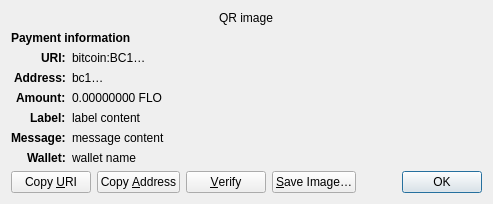
adymoloca/flocoin, file src/qt/forms/receiverequestdialog.ui: the form before one commit.
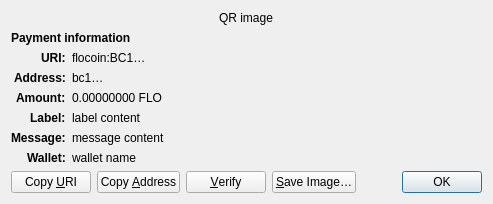
The form after the commit. Custom widgets are drawn as their Qt base class.

Diff of the .ui file:
```diff
--- a/src/qt/forms/receiverequestdialog.ui
+++ b/src/qt/forms/receiverequestdialog.ui
@@ -65,7 +65,7 @@
    <item row="2" column="1" alignment="Qt::AlignTop">
     <widget class="QLabel" name="uri_content">
      <property name="text">
-      <string notr="true">bitcoin:BC1…</string>
+      <string notr="true">flocoin:BC1…</string>
      </property>
      <property name="textFormat">
       <enum>Qt::RichText</enum>
```
